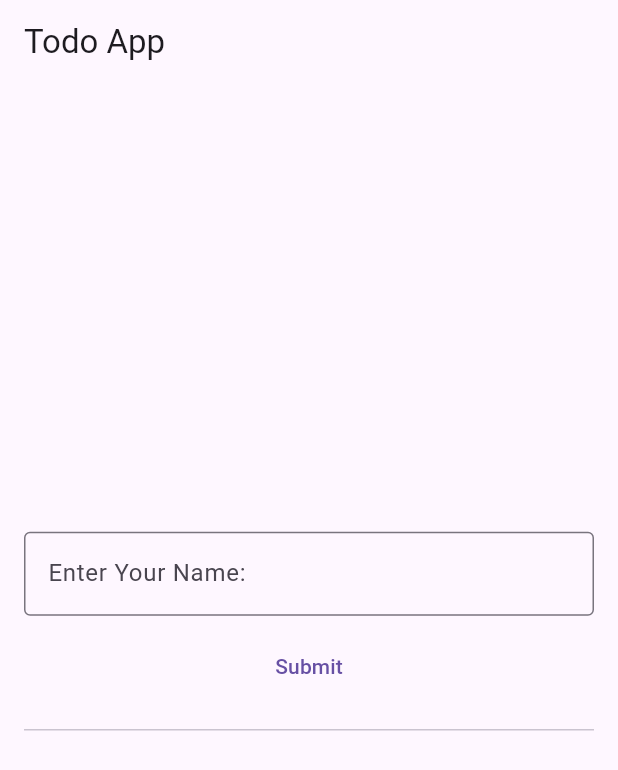
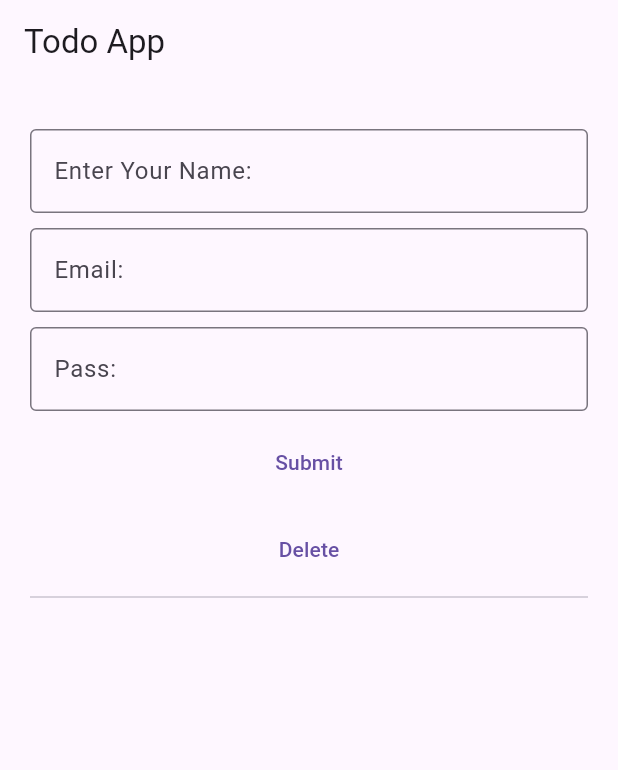
Before and after one commit to ShashiSingh8434/android02, a Flutter app: the screen it shows after launch, after a tap on "Submit", on a phone screen of 412 x 824 dp. Shown: the top 770 px of the screen. Run offline on Flutter 3.47's test engine with Material 3 defaults, Android fonts, the phone set to English and light mode, and no system bars; our stand-ins replace hive_flutter; accounts and stored records are empty.

Commit message:
Hive CRUD Completed

```diff
--- a/lib/features/todo/views/todo_page.dart
+++ b/lib/features/todo/views/todo_page.dart
@@ -1,22 +1,38 @@
 import 'package:flutter/material.dart';
 import 'package:hive_flutter/hive_flutter.dart';
 
-class TodoPage extends StatelessWidget {
+class TodoPage extends StatefulWidget {
   const TodoPage({super.key});
 
   @override
+  State<TodoPage> createState() => _TodoPageState();
+}
+
+class _TodoPageState extends State<TodoPage> {
+  final box = Hive.box('info');
+  final nameController = TextEditingController();
+  final emailController = TextEditingController();
+  final passController = TextEditingController();
+
+  @override
+  void dispose() {
+    nameController.dispose();
+    emailController.dispose();
+    passController.dispose();
+    super.dispose();
+  }
+
+  @override
   Widget build(BuildContext context) {
-    final nameController = TextEditingController();
-    final box = Hive.box('user');
-
     return Scaffold(
       appBar: AppBar(title: Text("Todo App")),
-      body: Padding(
-        padding: EdgeInsets.all(16),
-        child: Center(
+      body: Center(
+        child: Padding(
+          padding: EdgeInsets.all(20),
           child: Column(
             mainAxisAlignment: .center,
             children: [
+              const SizedBox(height: 10),
               TextField(
                 controller: nameController,
                 decoration: const InputDecoration(
@@ -25,22 +41,58 @@ class TodoPage extends StatelessWidget {
                 ),
               ),
               const SizedBox(height: 10),
+              TextField(
+                controller: emailController,
+                decoration: const InputDecoration(
+                  labelText: "Email: ",
+                  border: OutlineInputBorder(),
+                ),
+              ),
+              const SizedBox(height: 10),
+              TextField(
+                controller: passController,
+                decoration: const InputDecoration(
+                  labelText: "Pass: ",
+                  border: OutlineInputBorder(),
+                ),
+              ),
+              const SizedBox(height: 10),
 
               TextButton(
-                onPressed: () => {box.put("name", nameController.text)},
+                onPressed: () => {
+                  box.add({
+                    'name': nameController.text,
+                    'email': emailController.text,
+                    'pass': passController.text,
+                  }),
+                  nameController.clear(),
+                  emailController.clear(),
+                  passController.clear(),
+                },
                 child: Text("Submit"),
               ),
               const SizedBox(height: 10),
+              TextButton(onPressed: () => {box.clear()}, child: Text("Delete")),
               const Divider(),
 
-              ValueListenableBuilder(
-                valueListenable: box.listenable(),
-                builder: (context, box, child) {
-                  return Text(box.get('name', defaultValue: "User"));
-                },
+              Expanded(
+                child: ValueListenableBuilder(
+                  valueListenable: box.listenable(),
+                  builder: (context, box, child) {
+                    return ListView.builder(
+                      itemCount: box.length,
+                      itemBuilder: (context, index) {
+                        final user = box.getAt(index) as Map;
+
+                        return ListTile(
+                          title: Text(user['name']),
+                          subtitle: Text(user['email']),
+                        );
+                      },
+                    );
+                  },
+                ),
               ),
-
-              const SizedBox(height: 10),
             ],
           ),
         ),
--- a/lib/main.dart
+++ b/lib/main.dart
@@ -6,7 +6,7 @@ void main() async {
   WidgetsFlutterBinding.ensureInitialized();
 
   await Hive.initFlutter();
-  await Hive.openBox('user');
+  await Hive.openBox('info');
 
   runApp(const MyApp());
 }
```
